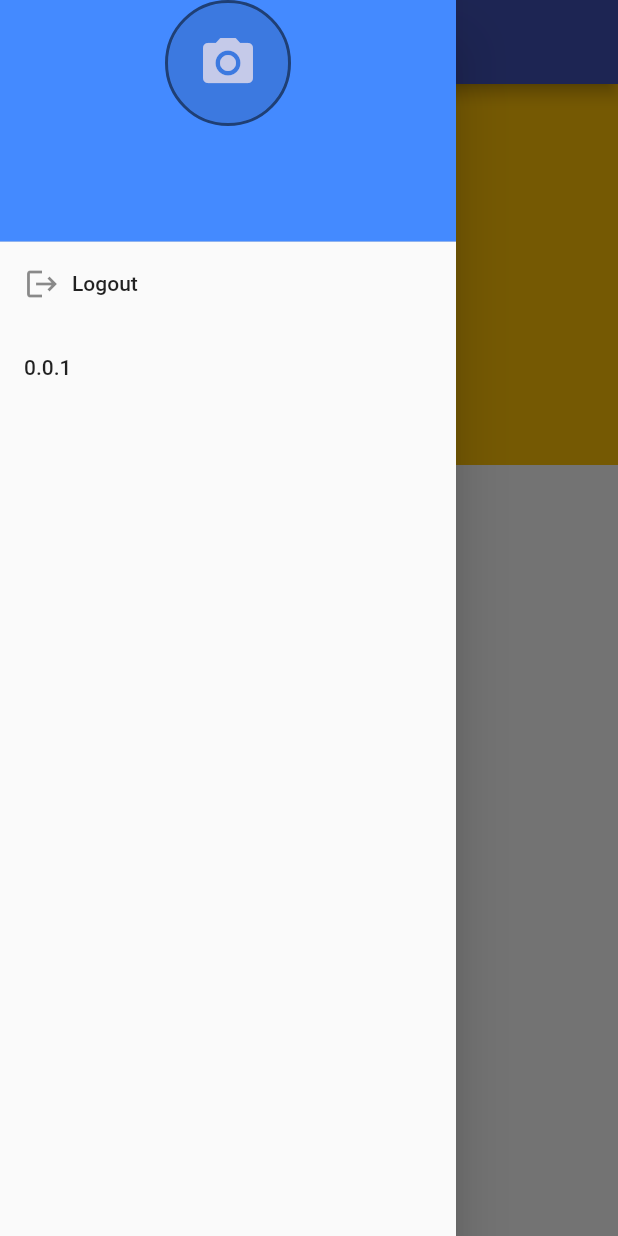
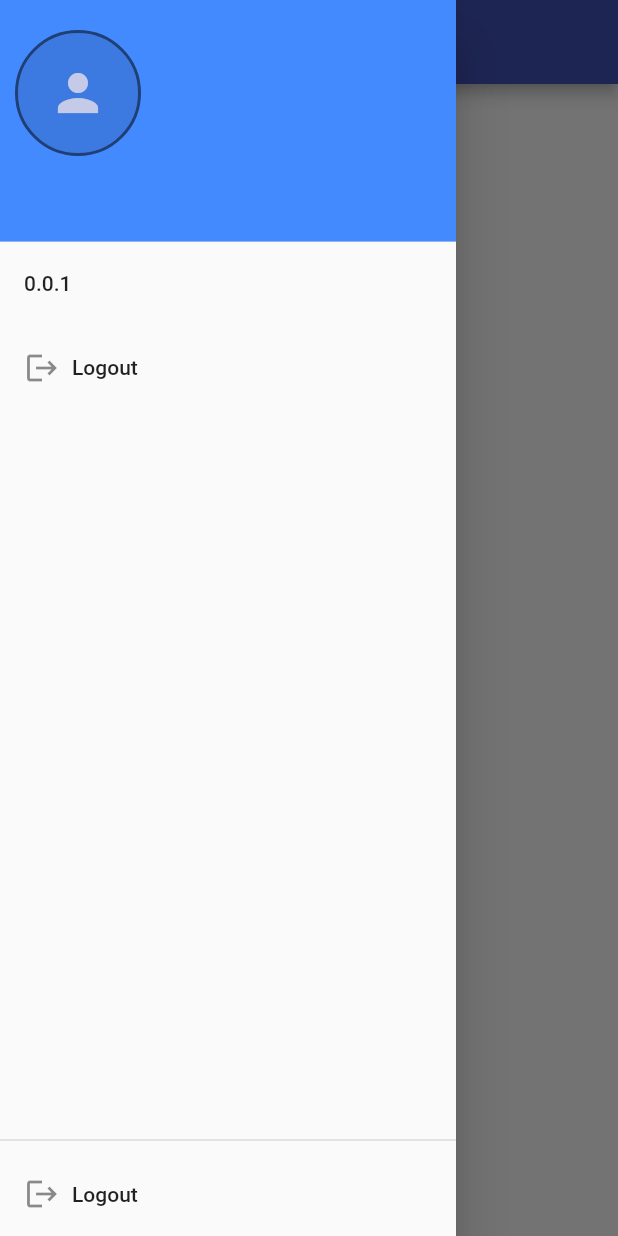
Before and after one commit to rvdrover/flutter-register-login-riverpod, a Flutter app: the screen it shows once a user with an empty profile is signed in, with the side drawer open, on a phone screen of 412 x 824 dp. Run offline on Flutter 3.47's test engine with Material 2 defaults, Android fonts, the phone set to English and light mode, and no system bars; our stand-ins replace firebase_auth, firebase_core, flutter_riverpod, flutter_spinkit, google_sign_in; missing offline and left inert: flutter_facebook_auth, github_sign_in, twitter_login; accounts and stored records are empty.

Commit message:
drawer make

```diff
--- a/lib/pages/account_page/account_page.dart
+++ b/lib/pages/account_page/account_page.dart
@@ -3,89 +3,24 @@ import 'dart:async';
 import 'package:firebase_auth/firebase_auth.dart';
 import 'package:flutter_riverpod/flutter_riverpod.dart';
 import 'package:flutter/material.dart';
+import 'package:riverpod_flutter_register_login_firebase/pages/drawer/drawer_page.dart';
 import 'package:riverpod_flutter_register_login_firebase/providers/providers.dart';
 import 'package:riverpod_flutter_register_login_firebase/constants/keys.dart';
 import 'package:riverpod_flutter_register_login_firebase/constants/commen_strings.dart';
 import 'package:riverpod_flutter_register_login_firebase/services/firebase_auth_services.dart';
 import 'package:riverpod_flutter_register_login_firebase/widgets/alerts/alert_dialogs.dart';
 import 'package:riverpod_flutter_register_login_firebase/widgets/avatar/avatar.dart';
-import 'package:riverpod_flutter_register_login_firebase/widgets/drawer/drawer_widget.dart';
 
 class AccountPage extends ConsumerWidget {
   const AccountPage({Key? key}) : super(key: key);
 
   @override
   Widget build(BuildContext context, WidgetRef ref) {
-    final firebaseAuth = ref.watch(firebaseAuthProvider);
-    final user = firebaseAuth.currentUser!;
-    final firebaseAuthServices = ref.watch(firebaseAuthServicesProvider);
-
     return Scaffold(
       appBar: AppBar(
         title: const Text(Strings.accountPage),
-
       ),
-      body: _buildUserInfo(user, context, firebaseAuthServices),
-      drawer: SafeArea(child: DrawerWidget(avatarImage: Avatar(radius: 40,photoUrl: user.photoURL,
-              borderColor: Colors.black54,
-              borderWidth: 2.0,),)),
-    );
-  }
-
-  Future<void> _confirmSignOut(
-      BuildContext context, FirebaseAuthServices firebaseAuthServices) async {
-    final bool didRequestSignOut = await showAlertDialog(
-          context: context,
-          title: Strings.logout,
-          content: Strings.logoutAreYouSure,
-          cancelActionText: Strings.cancel,
-          defaultActionText: Strings.logout,
-        ) ??
-        false;
-    if (didRequestSignOut == true) {
-      await firebaseAuthServices.signOut(context);
-    }
-  }
-
-  Widget _buildUserInfo(User user, BuildContext context,
-      FirebaseAuthServices firebaseAuthServices) {
-    return Container(
-      width: MediaQuery.of(context).size.width,
-      height: MediaQuery.of(context).size.height-570,
-      color: Colors.amber,
-      child: Padding(
-        padding: const EdgeInsets.all(8.0),
-        child: Column(
-          children: [
-
-            Avatar(
-              photoUrl: user.photoURL,
-              radius: 50,
-              borderColor: Colors.black54,
-              borderWidth: 2.0,
-            ),
-            const SizedBox(height: 8),
-            if (user.displayName != null)
-              Text(
-                user.displayName!,
-                style: const TextStyle(color: Colors.white),
-              ),
-            const SizedBox(height: 8),
-            TextButton(
-              key: const Key(Keys.logout),
-              child: const Text(
-                Strings.logout,
-                style: TextStyle(
-                  fontSize: 18.0,
-                  color: Colors.white,
-                ),
-              ),
-              onPressed: () => _confirmSignOut(context, firebaseAuthServices),
-            ),
-            const SizedBox(height: 8),
-          ],
-        ),
-      ),
+      drawer: const SafeArea(child: DrawerPage()),
     );
   }
 }
--- /dev/null
+++ b/lib/pages/drawer/drawer_page.dart
@@ -0,0 +1,115 @@
+import 'package:firebase_auth/firebase_auth.dart';
+import 'package:flutter/material.dart';
+import 'package:flutter_riverpod/flutter_riverpod.dart';
+import 'package:riverpod_flutter_register_login_firebase/constants/commen_strings.dart';
+import 'package:riverpod_flutter_register_login_firebase/constants/keys.dart';
+import 'package:riverpod_flutter_register_login_firebase/providers/providers.dart';
+import 'package:riverpod_flutter_register_login_firebase/services/firebase_auth_services.dart';
+import 'package:riverpod_flutter_register_login_firebase/widgets/alerts/alert_dialogs.dart';
+
+import 'package:riverpod_flutter_register_login_firebase/widgets/avatar/avatar.dart';
+
+class DrawerPage extends ConsumerWidget {
+  const DrawerPage({
+    Key? key,
+  }) : super(key: key);
+
+  @override
+  Widget build(BuildContext context, WidgetRef ref) {
+    final firebaseAuth = ref.watch(firebaseAuthProvider);
+    final user = firebaseAuth.currentUser!;
+    final firebaseAuthServices = ref.watch(firebaseAuthServicesProvider);
+    return Drawer(
+        child: Column(
+      children: <Widget>[
+        createHeader(user),
+        Expanded(
+          child: ListView(
+            children: [
+              ListTile(
+                title: const Text('0.0.1'),
+                onTap: () {},
+              ),
+              createDrawerItem(
+                  icon: Icons.logout, text: 'Logout', onTap: () => {}),
+            ],
+          ),
+        ),
+        const Divider(
+          thickness: 1,
+        ),
+        createDrawerItem(
+          icon: Icons.logout,
+          text: 'Logout',
+          onTap: () => _confirmSignOut(context, firebaseAuthServices),
+        ),
+      ],
+    ));
+  }
+}
+
+Widget createHeader(User user) {
+  return DrawerHeader(
+    margin: EdgeInsets.zero,
+    padding: EdgeInsets.zero,
+    decoration: const BoxDecoration(
+      color: Colors.blueAccent,
+    ),
+    child: Stack(
+      children: [
+        Positioned(
+          left: 10,
+          top: 20,
+          child: Column(
+            children: [
+              Avatar(
+                radius: 40,
+                photoUrl: user.photoURL,
+                borderColor: Colors.black54,
+                borderWidth: 2.0,
+              ),
+              const SizedBox(height: 8),
+              if (user.displayName != null)
+                Text(
+                  user.displayName!,
+                  style: const TextStyle(color: Colors.white),
+                ),
+              const SizedBox(height: 8),
+            ],
+          ),
+        )
+      ],
+    ),
+  );
+}
+
+Widget createDrawerItem(
+    {IconData? icon, String? text, GestureTapCallback? onTap}) {
+  return ListTile(
+    title: Row(
+      children: <Widget>[
+        Icon(icon),
+        Padding(
+          padding: const EdgeInsets.only(left: 8.0),
+          child: Text(text!),
+        )
+      ],
+    ),
+    onTap: onTap,
+  );
+}
+
+Future<void> _confirmSignOut(
+    BuildContext context, FirebaseAuthServices firebaseAuthServices) async {
+  final bool didRequestSignOut = await showAlertDialog(
+        context: context,
+        title: Strings.logout,
+        content: Strings.logoutAreYouSure,
+        cancelActionText: Strings.cancel,
+        defaultActionText: Strings.logout,
+      ) ??
+      false;
+  if (didRequestSignOut == true) {
+    await firebaseAuthServices.signOut(context);
+  }
+}
--- a/lib/widgets/avatar/avatar.dart
+++ b/lib/widgets/avatar/avatar.dart
@@ -22,7 +22,7 @@ class Avatar extends StatelessWidget {
         radius: radius,
         backgroundColor: Colors.black12,
         backgroundImage: photoUrl != null ? NetworkImage(photoUrl!) : null,
-        child: photoUrl == null ? Icon(Icons.camera_alt, size: radius) : null,
+        child: photoUrl == null ? Icon(Icons.person, size: radius) : null,
       ),
     );
   }
--- a/lib/widgets/drawer/drawer_widget.dart
+++ /dev/null
@@ -1,58 +0,0 @@
-import 'package:flutter/material.dart';
-
-import 'package:riverpod_flutter_register_login_firebase/widgets/avatar/avatar.dart';
-
-class DrawerWidget extends StatelessWidget {
-  final Avatar avatarImage;
-  const DrawerWidget({
-    Key? key,
-    required this.avatarImage,
-  }) : super(key: key);
-
-  @override
-  Widget build(BuildContext context) {
-    return Drawer(
-        child: Column(
-      children: <Widget>[
-        createHeader(avatarImage),
-        createDrawerItem(icon: Icons.logout, text: 'Logout', onTap: () {}),
-        ListTile(
-          title: const Text('0.0.1'),
-          onTap: () {},
-        ),
-      ],
-    ));
-  }
-}
-
-Widget createHeader(Avatar avatarImage) {
-  return DrawerHeader(
-    margin: EdgeInsets.zero,
-    padding: EdgeInsets.zero,
-    decoration: const BoxDecoration(
-      color: Colors.blueAccent,
-    ),
-    child: Column(
-      crossAxisAlignment: CrossAxisAlignment.stretch,
-      children: [
-        avatarImage,
-      ],
-    ),
-  );
-}
-
-Widget createDrawerItem(
-    {IconData? icon, String? text, GestureTapCallback? onTap}) {
-  return ListTile(
-    title: Row(
-      children: <Widget>[
-        Icon(icon),
-        Padding(
-          padding: const EdgeInsets.only(left: 8.0),
-          child: Text(text!),
-        )
-      ],
-    ),
-    onTap: onTap,
-  );
-}
```
